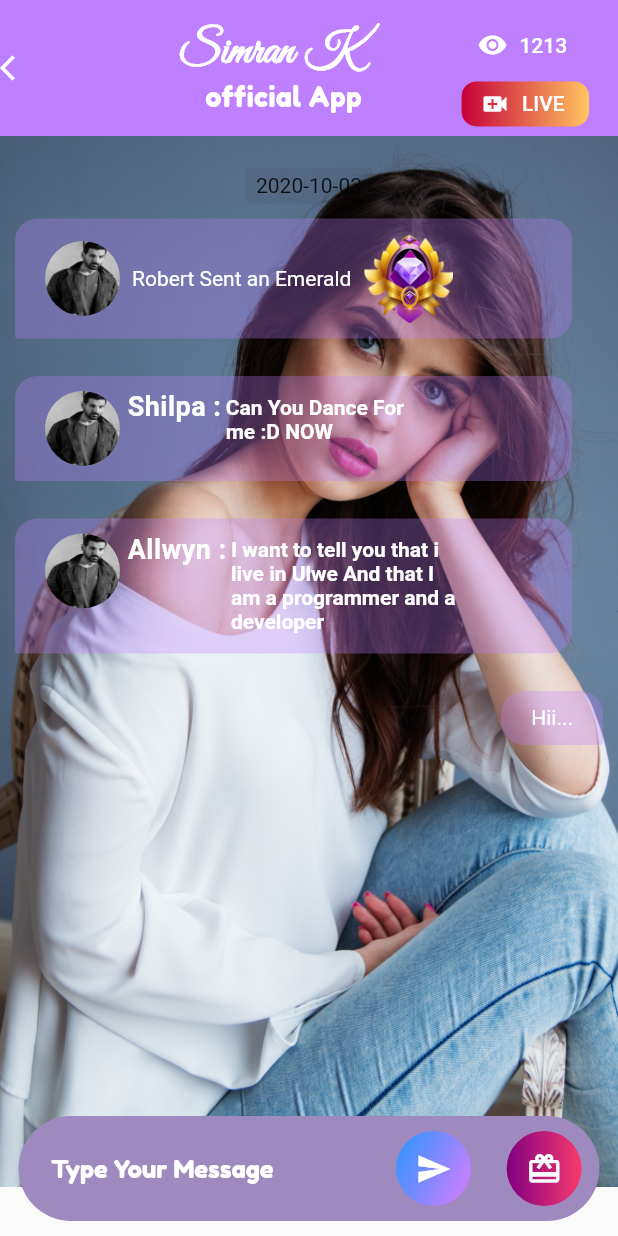
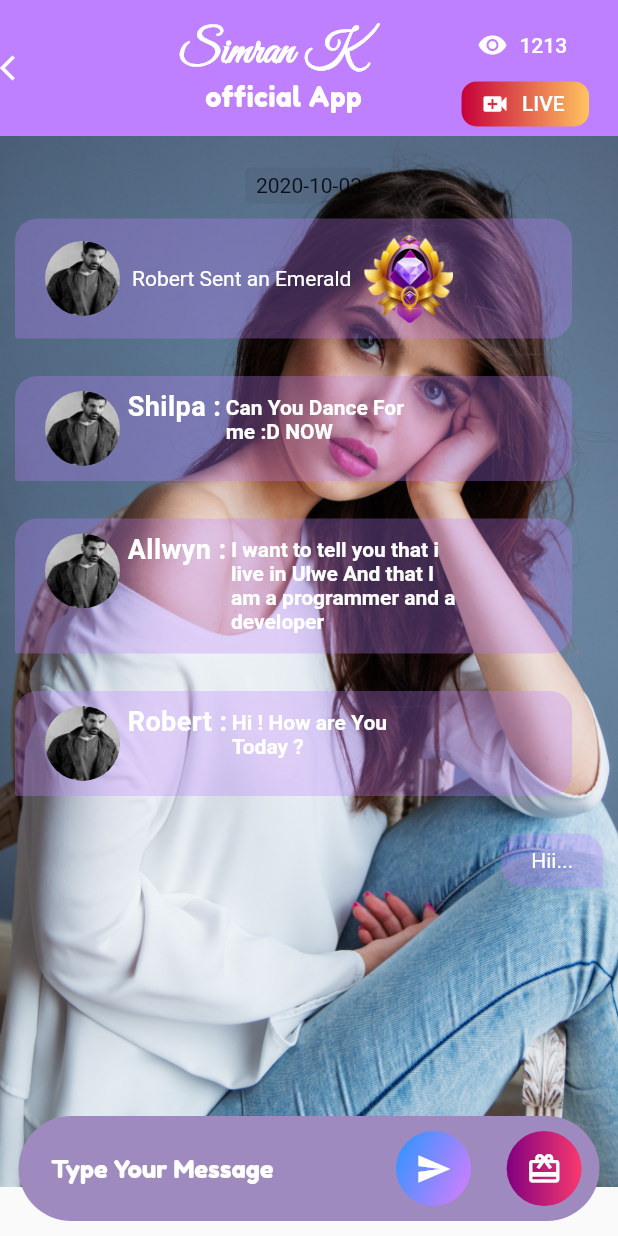
Before and after one commit to developerkrishnasoftweb/simrank, a Flutter app: the screen it shows after launch, on a phone screen of 412 x 824 dp. Run offline on Flutter 3.47's test engine with Material 2 defaults, Android fonts, the phone set to English and light mode, and no system bars; our stand-ins replace carousel_slider.

Commit message:
added chatbar

```diff
--- a/lib/mainScreen/chat.dart
+++ b/lib/mainScreen/chat.dart
@@ -378,6 +378,81 @@ class _ChatState extends State<Chat> {
                         ),
                       ),
                       Container(
+                        width: size.width,
+                        alignment: Alignment(-1.0, 0.0),
+                        margin: EdgeInsets.only(top: 10, bottom: 10),
+                        child: Column(
+                          crossAxisAlignment: CrossAxisAlignment.start,
+                          children: <Widget>[
+                            GestureDetector(
+                              child: Container(
+                                padding: EdgeInsets.only(
+                                    top: 10, bottom: 10, left: 20, right: 20),
+                                margin: EdgeInsets.only(
+                                    bottom: 5, right: size.width * 0.05),
+                                decoration: BoxDecoration(
+                                  color: MyColors.lightpurple.withOpacity(0.3),
+                                  borderRadius: BorderRadius.only(
+                                      topRight: Radius.circular(15),
+                                      topLeft: Radius.circular(15),
+                                      bottomRight: Radius.circular(15),
+                                      bottomLeft: Radius.circular(2)),
+                                ),
+                                child: Row(
+                                  mainAxisAlignment: MainAxisAlignment.start,
+                                  crossAxisAlignment: CrossAxisAlignment.start,
+                                  children: <Widget>[
+                                    Container(
+                                      height: 50,
+                                      width: 50,
+                                      decoration: BoxDecoration(
+                                        image: DecorationImage(
+                                            image: AssetImage(
+                                                "assets/images/John.jpg"),
+                                            fit: BoxFit.fill,
+                                            alignment: Alignment.center),
+                                        borderRadius: BorderRadius.circular(50),
+                                      ),
+                                    ),
+                                    Column(
+                                      children: <Widget>[
+                                        Padding(
+                                          padding: const EdgeInsets.only(left:5,),
+                                          child: Text(
+                                            "Robert :",
+                                            style: TextStyle(
+                                                fontSize: 18,
+                                                fontWeight: FontWeight.bold,
+                                                letterSpacing: 0.3,
+                                                color: MyColors.whiteColor),
+                                          ),
+                                        ),
+                                      ],
+
+                                    ),
+                                    Container(
+                                      width: 160,
+                                      child: Padding(
+                                        padding: const EdgeInsets.all(3.0),
+                                        child: Text(
+                                          "Hi ! How are You Today ?",
+                                          style: TextStyle(
+                                              fontSize: 14,
+                                              fontWeight: FontWeight.bold,
+                                              color: MyColors.whiteColor),
+                                        ),
+                                      ),
+                                    ),
+
+                                  ],
+                                ),
+                              ),
+                            ),
+
+                          ],
+                        ),
+                      ),
+                      Container(
                         alignment: Alignment(1.0, 0.0),
                         margin: EdgeInsets.only(top: 10, bottom: 10),
                         child: Column(
```
